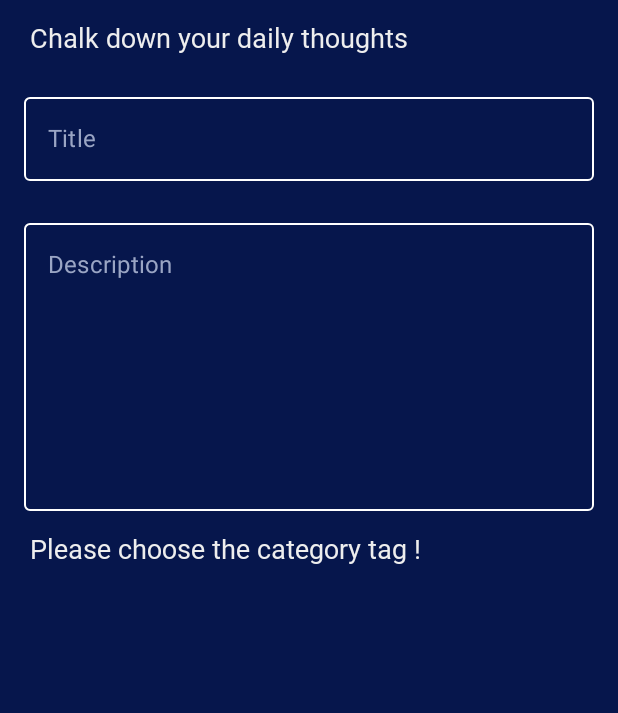
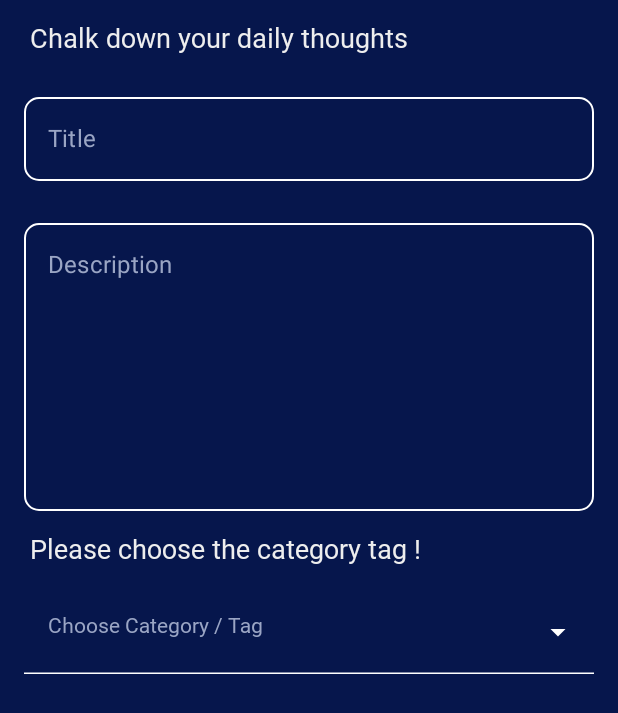
Before and after one commit to paritadey/JetpackComposeApp, an Android app built with Jetpack Compose: the NotesFragment screen opened through its navigation route, after a tap on "Add New Note button", on a phone screen of 412 x 824 dp. Shown: the top 713 px of the screen. Run offline under Robolectric (Android 15) with nearby library versions, the phone set to English and light mode, and no system bars; our stand-ins replace Dagger/Hilt's generated code; network calls fail; Roboto replaces fonts that are not available here.

Commit message:
Spinner added

```diff
--- a/app/src/main/java/com/parita/jetpackcomposeapp/data/NotesData.kt
+++ b/app/src/main/java/com/parita/jetpackcomposeapp/data/NotesData.kt
@@ -6,4 +6,5 @@ data class NotesData(
     var noteDescription: String,
     var noteCreationTime: String,
     var noteLastModified: String,
+    var noteDueDate: String
 )
--- a/app/src/main/java/com/parita/jetpackcomposeapp/ui/AddNoteScreen.kt
+++ b/app/src/main/java/com/parita/jetpackcomposeapp/ui/AddNoteScreen.kt
@@ -2,11 +2,9 @@ package com.parita.jetpackcomposeapp.ui
 
 import androidx.compose.foundation.background
 import androidx.compose.foundation.layout.*
+import androidx.compose.foundation.shape.RoundedCornerShape
 import androidx.compose.foundation.text.KeyboardOptions
-import androidx.compose.material.MaterialTheme
-import androidx.compose.material.OutlinedTextField
-import androidx.compose.material.Text
-import androidx.compose.material.TextFieldDefaults
+import androidx.compose.material.*
 import androidx.compose.runtime.*
 import androidx.compose.ui.Alignment
 import androidx.compose.ui.Modifier
@@ -57,6 +55,7 @@ fun SectionTitle() {
                 keyboardType = KeyboardType.Text,
                 imeAction = ImeAction.Next
             ),
+            shape = RoundedCornerShape(10.dp),
             singleLine = true,
             value = textTitle,
             onValueChange = { textTitle = it },
@@ -75,7 +74,7 @@ fun SectionTitle() {
 }
 
 @Composable
-fun SectionDescription(){
+fun SectionDescription() {
     Column(
         modifier = Modifier.fillMaxWidth(),
         horizontalAlignment = Alignment.CenterHorizontally,
@@ -91,6 +90,7 @@ fun SectionDescription(){
                 keyboardType = KeyboardType.Text,
                 imeAction = ImeAction.Next
             ),
+            shape = RoundedCornerShape(10.dp),
             maxLines = 50,
             value = textTitle,
             onValueChange = { textTitle = it },
@@ -109,7 +109,67 @@ fun SectionDescription(){
     }
 }
 
+@OptIn(ExperimentalMaterialApi::class)
 @Composable
-fun SectionCategory(){
+fun SectionCategory() {
     SectionNoteGreeting(ANS2)
+    val options = listOf<String>(
+        "Choose Category / Tag",
+        "Work",
+        "Office",
+        "School",
+        "Daily Life",
+        "Grocery",
+        "Event",
+        "DateToRemember",
+        "Finance",
+        "Others"
+    )
+    var expanded by remember { mutableStateOf(false) }
+    var selectedOptionText by remember {
+        mutableStateOf(options[0])
+    }
+    Column(
+        modifier = Modifier.fillMaxWidth(),
+        horizontalAlignment = Alignment.CenterHorizontally,
+        verticalArrangement = Arrangement.SpaceBetween
+    ) {
+        ExposedDropdownMenuBox(expanded = expanded, onExpandedChange = { expanded = !expanded }) {
+            TextField(
+                readOnly = true,
+                value = selectedOptionText,
+                onValueChange = {},
+                //label = { Text("Categories") },
+                trailingIcon = { ExposedDropdownMenuDefaults.TrailingIcon(expanded = expanded) },
+                colors = ExposedDropdownMenuDefaults.textFieldColors(
+                    focusedLabelColor = Color.White,
+                    unfocusedLabelColor = Color.White,
+                    textColor = Color.White,
+                    cursorColor = Color.White,
+                    focusedIndicatorColor = Color.White,
+                    unfocusedIndicatorColor = Color.White,
+                    backgroundColor = Color.Transparent,
+                    trailingIconColor = Color.White,
+                    focusedTrailingIconColor = Color.White
+                ),
+                modifier = Modifier
+                    .fillMaxWidth()
+                    .padding(
+                        start = 16.dp,
+                        end = 16.dp,
+                        top = 16.dp
+                    )
+            )
+            ExposedDropdownMenu(expanded = expanded, onDismissRequest = { expanded = false }) {
+                options.forEach { selectedOption ->
+                    DropdownMenuItem(onClick = {
+                        selectedOptionText = selectedOption
+                        expanded = false
+                    }) {
+                        Text(text = selectedOption, color = Color.Black)
+                    }
+                }
+            }
+        }
+    }
 }
--- a/app/src/main/java/com/parita/jetpackcomposeapp/ui/NoteListScreen.kt
+++ b/app/src/main/java/com/parita/jetpackcomposeapp/ui/NoteListScreen.kt
@@ -158,28 +158,32 @@ fun sectionNotes(): List<NotesData> {
             "My night sleep",
             "abcde fghi jklm nopq rstu vwx yz",
             "12:09, 19.07.2022",
-            "12:09, 19.07.2022"
+            "12:09, 19.07.2022",
+            "25.08.2022"
         ),
         NotesData(
             "note_id_2",
             "Bazar list",
             "abcde fghi jklm nopq rstu vwx yz",
             "11:50, 18.10.2021",
-            "11:50, 18.10.2021"
+            "11:50, 18.10.2021",
+            "20.12.2021"
         ),
         NotesData(
             "note_id_3",
             "Trip details",
             "abcde fghi jklm nopq rstu vwx yz",
             "13:45, 28.01.2021",
-            "13:45, 28.01.2021"
+            "13:45, 28.01.2021",
+            "28.05.2021"
         ),
         NotesData(
             "note_id_4",
             "Contest details",
             "abcde fghi jklm nopq rstu vwx yz",
             "22:59, 05.02.2020",
-            "22:59, 05.02.2020"
+            "22:59, 05.02.2020",
+            "15.02.2020"
         )
     )
 }
```
